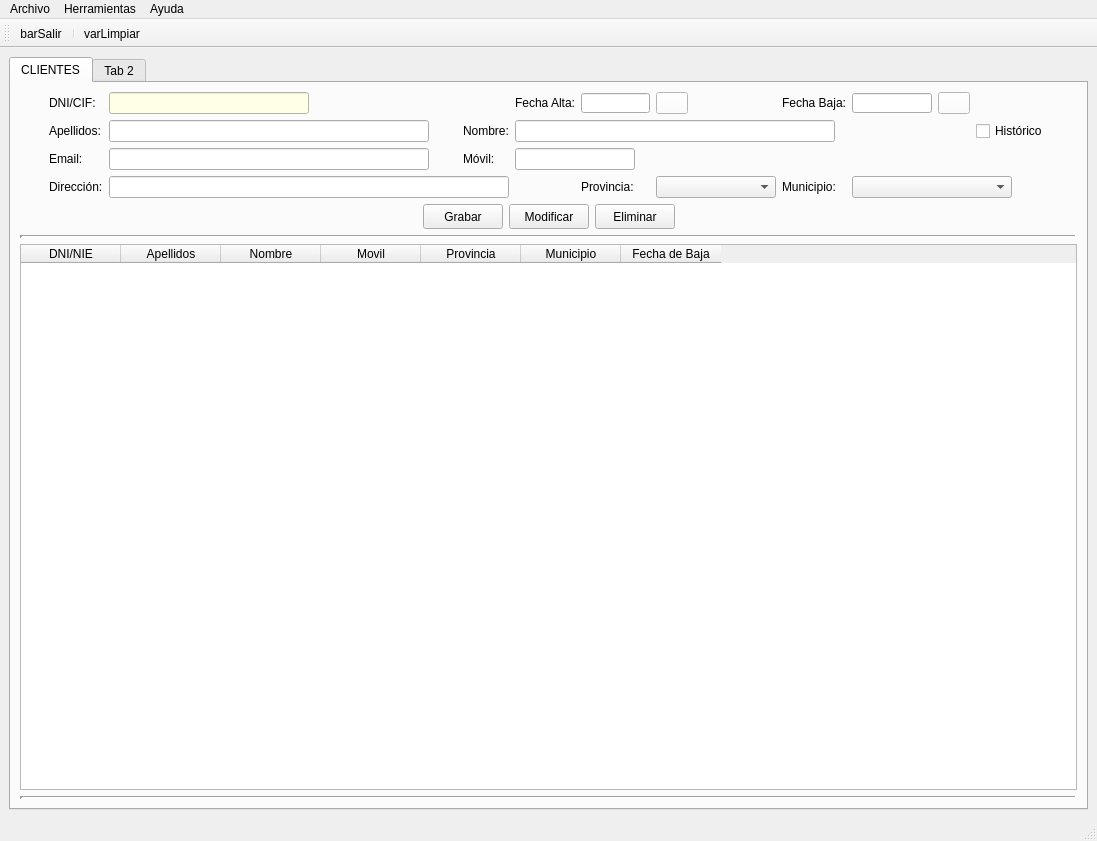
Above: templates/venPrincipal.ui from EvanSilva/ProyectoDI-2 before the change. Below: the same form after it.
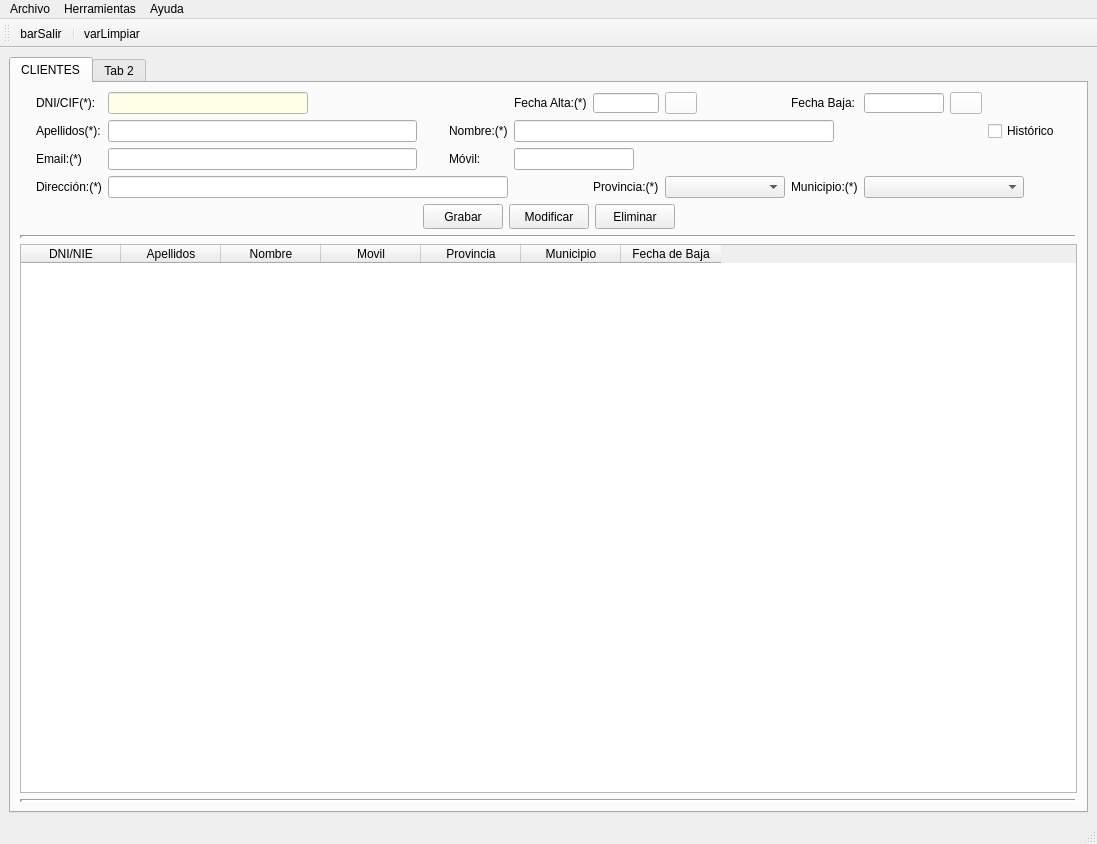
That is the form after the change. Icons and pictures are not drawn.

What changed in the file:
```diff
--- a/templates/venPrincipal.ui
+++ b/templates/venPrincipal.ui
@@ -7,7 +7,7 @@
     <x>0</x>
     <y>0</y>
     <width>1097</width>
-    <height>812</height>
+    <height>844</height>
    </rect>
   </property>
   <property name="windowTitle">
@@ -113,7 +113,7 @@
              </sizepolicy>
             </property>
             <property name="text">
-             <string>Dirección:</string>
+             <string>Dirección:(*)</string>
             </property>
            </widget>
           </item>
@@ -139,7 +139,7 @@
              </sizepolicy>
             </property>
             <property name="text">
-             <string>Provincia:</string>
+             <string>Provincia:(*)</string>
             </property>
            </widget>
           </item>
@@ -200,7 +200,7 @@
              </sizepolicy>
             </property>
             <property name="text">
-             <string>Municipio:</string>
+             <string>Municipio:(*)</string>
             </property>
            </widget>
           </item>
@@ -213,7 +213,7 @@
              </sizepolicy>
             </property>
             <property name="text">
-             <string>Email:</string>
+             <string>Email:(*)</string>
             </property>
            </widget>
           </item>
@@ -328,7 +328,7 @@
              </sizepolicy>
             </property>
             <property name="text">
-             <string>DNI/CIF:</string>
+             <string>DNI/CIF(*):</string>
             </property>
            </widget>
           </item>
@@ -341,7 +341,7 @@
              </sizepolicy>
             </property>
             <property name="text">
-             <string>Nombre:</string>
+             <string>Nombre:(*)</string>
             </property>
            </widget>
           </item>
@@ -428,7 +428,7 @@
              </sizepolicy>
             </property>
             <property name="text">
-             <string>Apellidos:</string>
+             <string>Apellidos(*):</string>
             </property>
            </widget>
           </item>
@@ -480,7 +480,7 @@
           <item row="0" column="5">
            <widget class="QLabel" name="lblAltacli">
             <property name="text">
-             <string>Fecha Alta:</string>
+             <string>Fecha Alta:(*)</string>
             </property>
            </widget>
           </item>
```
